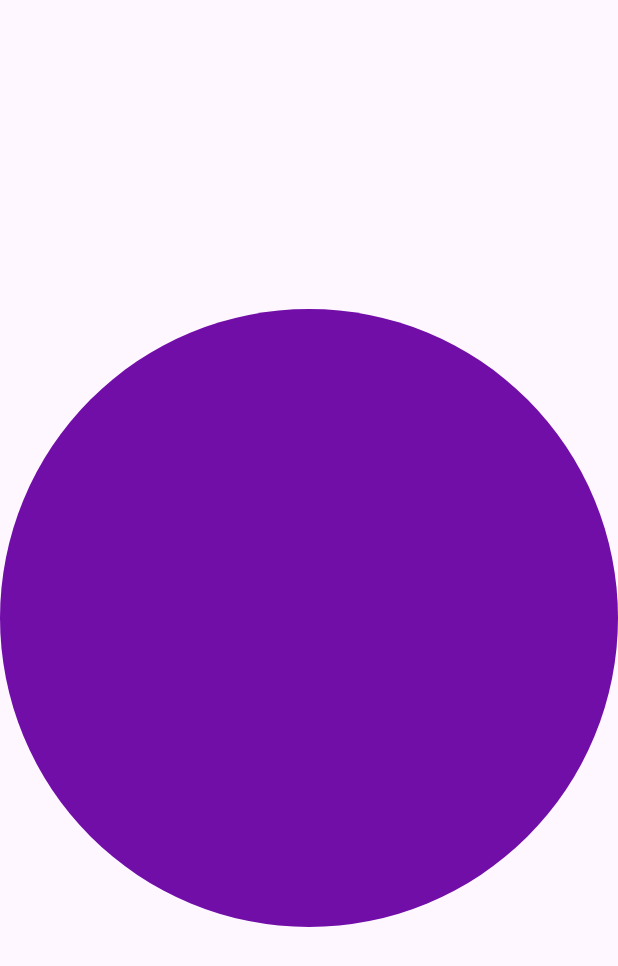
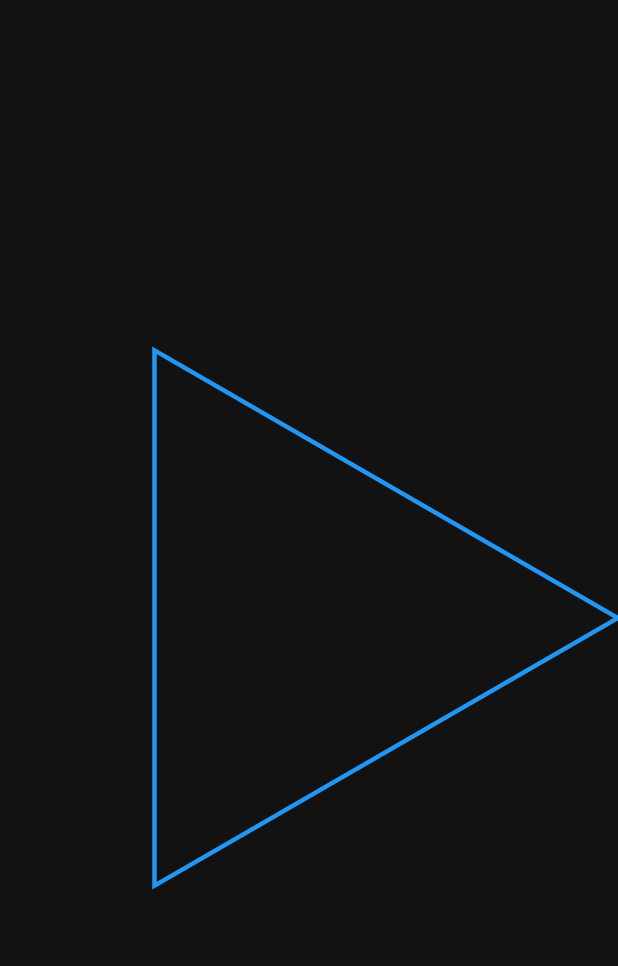
Before and after one commit to Shaikh-Saqlain-Ahmad/flutter-animations, a Flutter app: the screen it shows after launch, on a phone screen of 412 x 824 dp. Shown: the top 966 px of the screen. Run offline on Flutter 3.47's test engine with Material 2 defaults, Android fonts, the phone set to English and light mode, and no system bars.

Commit message:
animation remaining

```diff
--- /dev/null
+++ b/lib/class/polygon-class.dart
@@ -0,0 +1,31 @@
+import 'package:flutter/material.dart';
+import 'dart:math' show pi, sin, cos;
+
+class PolygonPainter extends CustomPainter {
+  final int sides;
+  PolygonPainter({required this.sides});
+  @override
+  void paint(Canvas canvas, Size size) {
+    final paint = Paint()
+      ..color = Colors.blue
+      ..style = PaintingStyle.stroke
+      ..strokeCap = StrokeCap.round
+      ..strokeWidth = 3;
+    final path = Path();
+    final center = Offset(size.width / 2, size.width / 2);
+    final angle = (2 * pi) / sides;
+    final angles = List.generate(sides, (index) => index * angle);
+    final radius = size.width / 2;
+    path.moveTo(center.dx + radius * cos(0), center.dy + radius * sin(0));
+    for (final angle in angles) {
+      path.lineTo(
+          center.dx + radius * cos(angle), center.dx + radius * sin(angle));
+    }
+    path.close();
+    canvas.drawPath(path, paint);
+  }
+
+  @override
+  bool shouldRepaint(covariant CustomPainter oldDelegate) =>
+      oldDelegate is PolygonPainter && oldDelegate.sides != sides;
+}
--- a/lib/main.dart
+++ b/lib/main.dart
@@ -3,6 +3,7 @@ import 'package:flutter_animation/animated-container.dart';
 
 import 'package:flutter_animation/hero-animation.dart';
 import 'package:flutter_animation/view/color-animation.dart';
+import 'package:flutter_animation/view/multi-shape-animation.dart';
 
 void main() {
   runApp(const MyApp());
@@ -18,10 +19,10 @@ class MyApp extends StatelessWidget {
       debugShowCheckedModeBanner: false,
       title: 'Flutter Animations',
       theme: ThemeData(
-        colorScheme: ColorScheme.fromSeed(seedColor: Colors.deepPurple),
-        useMaterial3: true,
-      ),
-      home: ColorAnimation(),
+          //colorScheme: ColorScheme.fromSeed(seedColor: Colors.deepPurple),
+          useMaterial3: true,
+          colorScheme: ColorScheme.dark()),
+      home: MutliShape(),
     );
   }
 }
--- /dev/null
+++ b/lib/view/multi-shape-animation.dart
@@ -0,0 +1,25 @@
+import 'package:flutter/material.dart';
+import 'package:flutter_animation/class/polygon-class.dart';
+
+class MutliShape extends StatefulWidget {
+  const MutliShape({super.key});
+
+  @override
+  State<MutliShape> createState() => _MutliShapeState();
+}
+
+class _MutliShapeState extends State<MutliShape> {
+  @override
+  Widget build(BuildContext context) {
+    return Scaffold(
+      body: Center(
+        child: CustomPaint(
+            painter: PolygonPainter(sides: 3),
+            child: SizedBox(
+              height: MediaQuery.of(context).size.width,
+              width: MediaQuery.of(context).size.width,
+            )),
+      ),
+    );
+  }
+}
```
